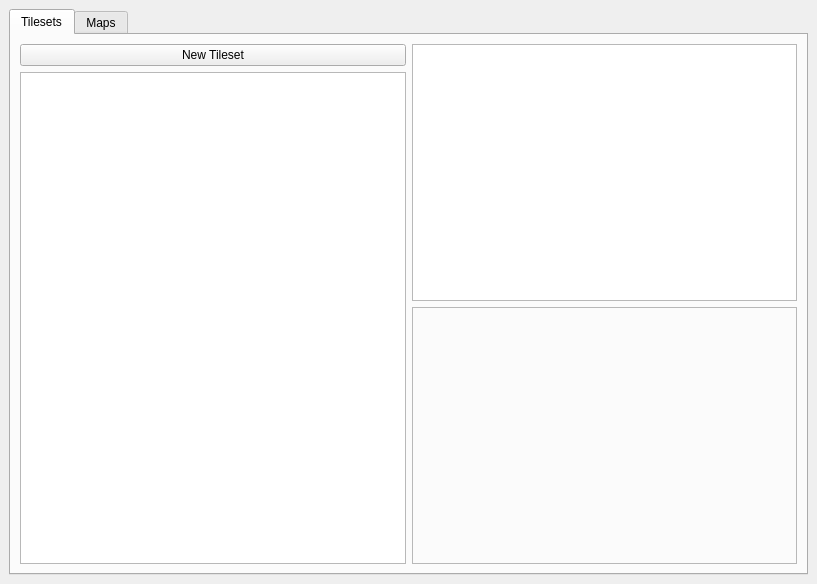
Before: the Qt Designer form main.ui in rsgrava/lumiedit, drawn with Qt 5.
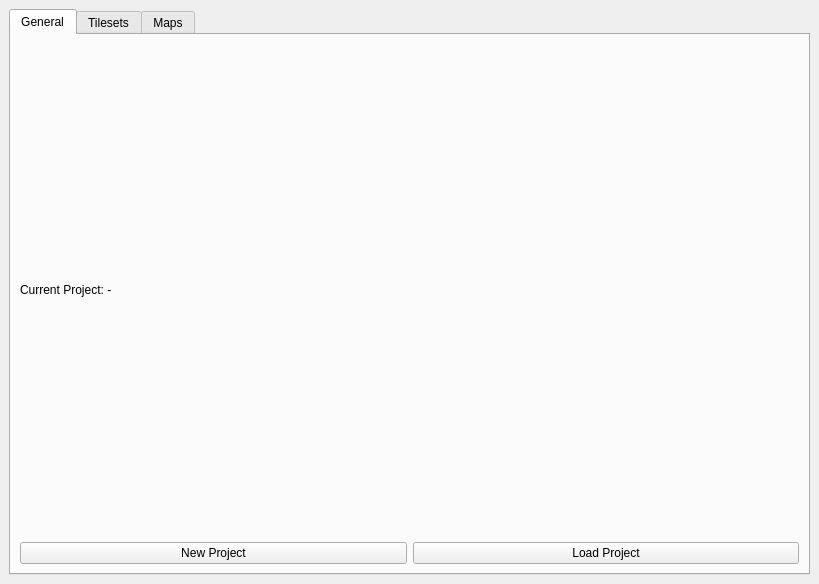
After: the same form once the commit is applied.

Commit message: project: prototype project

Patch:
```diff
--- a/main.ui
+++ b/main.ui
@@ -6,7 +6,7 @@
    <rect>
     <x>0</x>
     <y>0</y>
-    <width>817</width>
+    <width>819</width>
     <height>584</height>
    </rect>
   </property>
@@ -32,6 +32,34 @@
       <property name="currentIndex">
        <number>0</number>
       </property>
+      <widget class="QWidget" name="general_tab">
+       <attribute name="title">
+        <string>General</string>
+       </attribute>
+       <layout class="QGridLayout" name="gridLayout_2">
+        <item row="1" column="0">
+         <widget class="QPushButton" name="new_project_btn">
+          <property name="text">
+           <string>New Project</string>
+          </property>
+         </widget>
+        </item>
+        <item row="1" column="1">
+         <widget class="QPushButton" name="load_project_btn">
+          <property name="text">
+           <string>Load Project</string>
+          </property>
+         </widget>
+        </item>
+        <item row="0" column="0">
+         <widget class="QLabel" name="project_label">
+          <property name="text">
+           <string>Current Project: -</string>
+          </property>
+         </widget>
+        </item>
+       </layout>
+      </widget>
       <widget class="QWidget" name="tilesets_tab">
        <property name="sizePolicy">
         <sizepolicy hsizetype="Maximum" vsizetype="Maximum">
```
Left out of the diff: 16 changed lines with no effect on the pictures. The commit also changes 3 other files.
